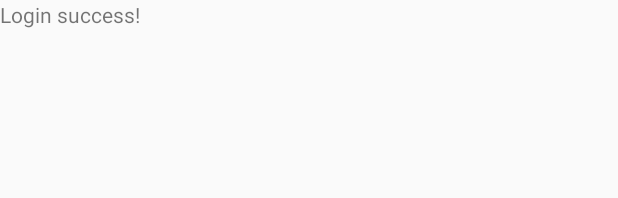
After one commit to GimmeAbr/ShelterFinder2340, an Android app: the layout content_login__success.xml on its own in the app's theme, with its tools: preview values and no code run, on a phone screen of 412 x 824 dp. The commit adds this screen. Shown: the top 198 px of the screen. Run offline under Robolectric (Android 15) with nearby library versions, the phone set to English and light mode, and no system bars.

Commit message:
peter change

```diff
--- a/app/build.gradle
+++ b/app/build.gradle
@@ -2,7 +2,6 @@ apply plugin: 'com.android.application'
 
 android {
     compileSdkVersion 26
-    buildToolsVersion "26.0.1"
     defaultConfig {
         applicationId "edu.gatech.cs2340.shelterfinder2340"
         minSdkVersion 22
--- a/app/src/main/res/layout/activity_login.xml
+++ b/app/src/main/res/layout/activity_login.xml
@@ -8,7 +8,7 @@
     android:paddingLeft="@dimen/activity_horizontal_margin"
     android:paddingRight="@dimen/activity_horizontal_margin"
     android:paddingTop="@dimen/activity_vertical_margin"
-    tools:context="edu.gatech.cs2340.shelterfinder2340.LoginActivity">
+    tools:context="edu.gatech.cs2340.shelterfinder2340.controllers.LoginActivity">
 
     <!-- Login progress -->
     <ProgressBar
--- /dev/null
+++ b/app/src/main/res/layout/content_login__success.xml
@@ -0,0 +1,18 @@
+<?xml version="1.0" encoding="utf-8"?>
+<android.support.constraint.ConstraintLayout xmlns:android="http://schemas.android.com/apk/res/android"
+    xmlns:app="http://schemas.android.com/apk/res-auto"
+    xmlns:tools="http://schemas.android.com/tools"
+    android:layout_width="match_parent"
+    android:layout_height="match_parent"
+    app:layout_behavior="@string/appbar_scrolling_view_behavior"
+    tools:context="edu.gatech.cs2340.shelterfinder2340.Login_Success"
+    tools:showIn="@layout/activity_login__success">
+
+    <TextView
+        android:id="@+id/textView"
+        android:layout_width="122dp"
+        android:layout_height="105dp"
+        android:text="Login success!"
+        tools:layout_editor_absoluteX="73dp"
+        tools:layout_editor_absoluteY="66dp" />
+</android.support.constraint.ConstraintLayout>
```
Also changed, not shown: app/src/main/AndroidManifest.xml (+12 -8 lines), app/src/main/java/edu/gatech/cs2340/shelterfinder2340/Login_Success.java (added, +29 -0 lines), app/src/main/res/layout/activity_login__success.xml (added, +33 -0 lines).
